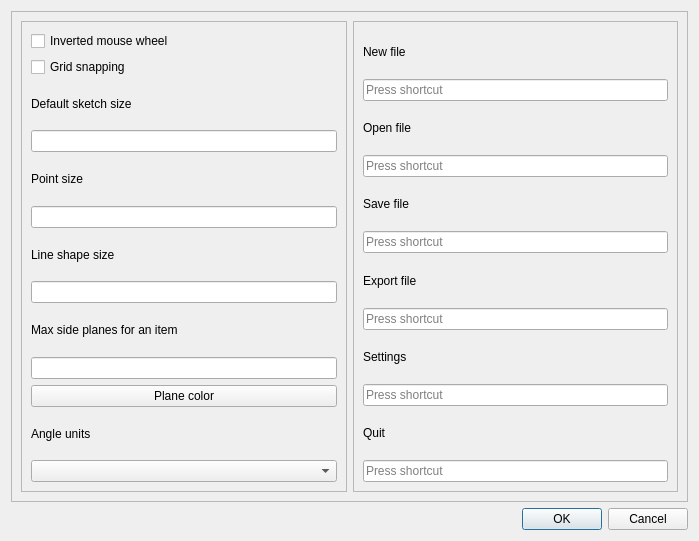
The window that src/Dialogs/SettingsDialog.ui (Makimars/Konstructor) describes before a commit, drawn with Qt 5.
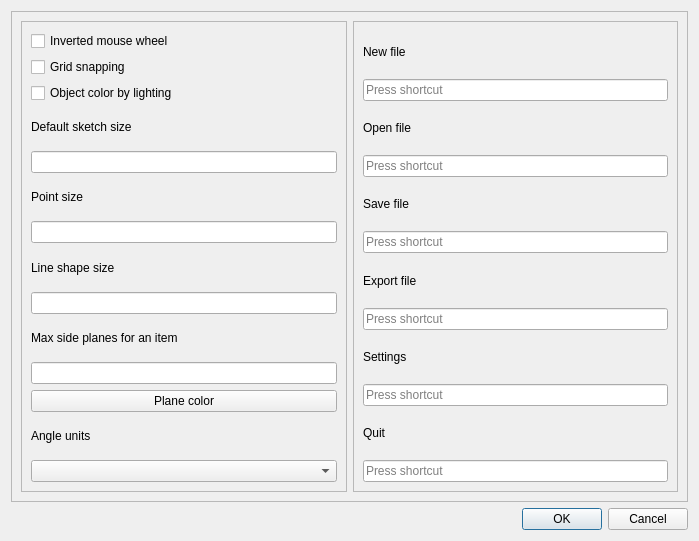
The same window after the commit.

Commit message: add color by normals choice and normal type selection at compile time

What changed in the file:
```diff
--- a/src/Dialogs/SettingsDialog.ui
+++ b/src/Dialogs/SettingsDialog.ui
@@ -46,6 +46,13 @@
            </property>
           </widget>
          </item>
+         <item>
+          <widget class="QCheckBox" name="colorsByNormal">
+           <property name="text">
+            <string>Object color by lighting</string>
+           </property>
+          </widget>
+         </item>
          <item>
           <widget class="QLabel" name="label_2">
            <property name="text">
```
The commit also changes 8 other files.
